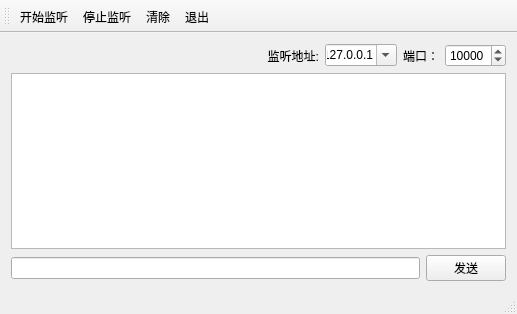
XMuli/QtExamples, file QtTcpEx/ExTcpServer/ExTcpServer.ui: the form before one commit.
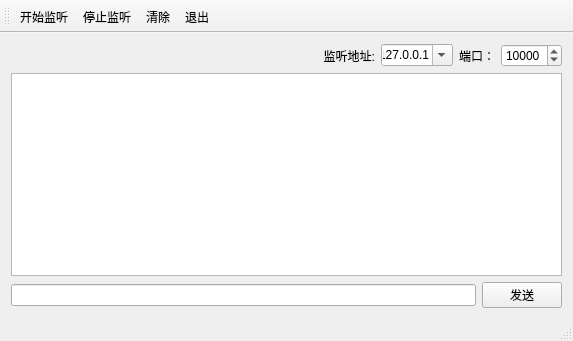
The form after the commit. Icons and pictures are not drawn.

The edit to the form file:
```diff
--- a/QtTcpEx/ExTcpServer/ExTcpServer.ui
+++ b/QtTcpEx/ExTcpServer/ExTcpServer.ui
@@ -6,8 +6,8 @@
    <rect>
     <x>0</x>
     <y>0</y>
-    <width>517</width>
-    <height>314</height>
+    <width>573</width>
+    <height>341</height>
    </rect>
   </property>
   <property name="windowTitle">
```
Left out of the diff: 2 changed lines with no effect on the pictures.
